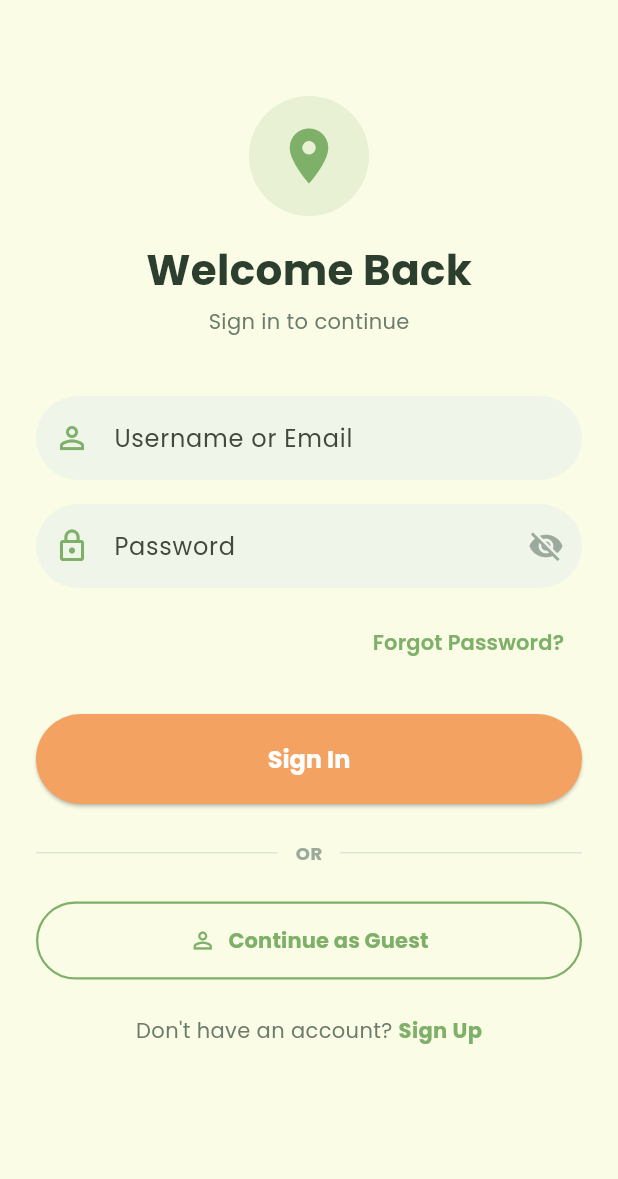
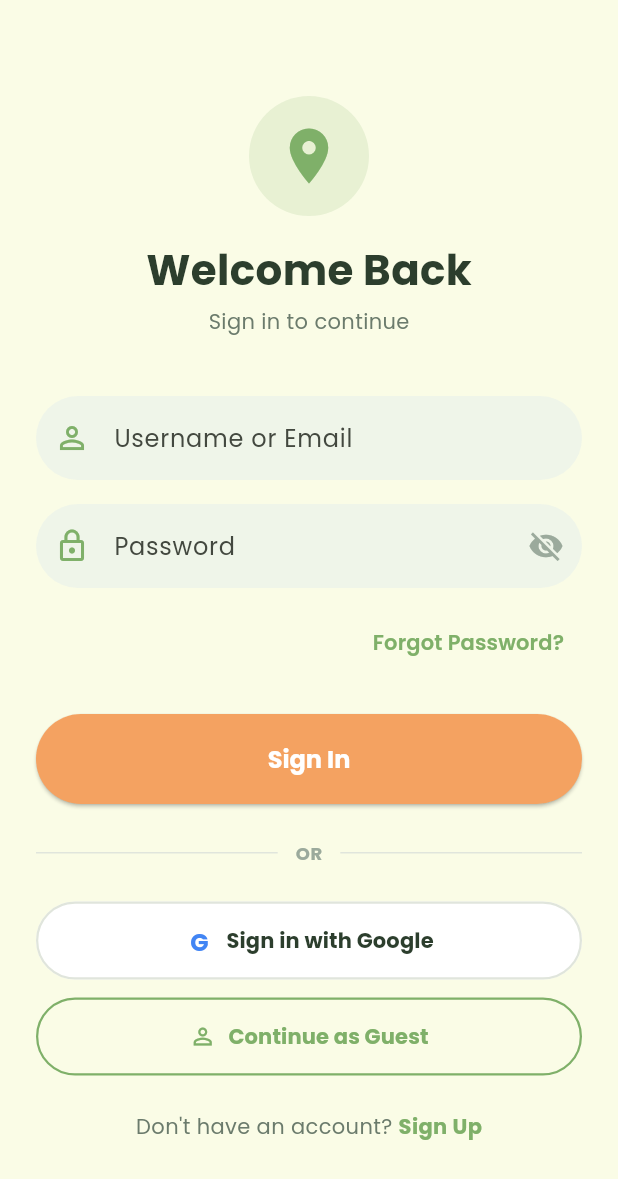
Before and after one commit to DeemaNemer/Smart-Campus-Navigator, a Flutter app: the screen it shows after launch, on a phone screen of 412 x 824 dp. Shown: the top 1179 px of the screen. Run offline on Flutter 3.47's test engine with Material 3 defaults, Android fonts, the light colour scheme and no system bars; our stand-ins replace dio, flutter_riverpod, go_router, google_fonts, google_sign_in, shared_preferences.

Commit message:
create login with google

```diff
--- a/lib/config/app_constants.dart
+++ b/lib/config/app_constants.dart
@@ -3,7 +3,6 @@ class AppConstants {
 
   // ⚠️ Replace with YOUR laptop's IP
   static const String baseUrl = 'http://192.168.1.107:8000';
-
   // University
   static const String universityName = 'Birzeit University';
   static const String buildingName = 'IT Building';
@@ -18,4 +17,5 @@ class AppConstants {
   // Storage keys (for SharedPreferences)
   static const String tokenKey = 'auth_token';
   static const String userKey = 'auth_user';
+  static const String googleWebClientId = '744973934182-2qfptgei76dr16krec5vv9pmvm4mlgt3.apps.googleusercontent.com';
 }
--- a/lib/screens/auth/login_screen.dart
+++ b/lib/screens/auth/login_screen.dart
@@ -38,7 +38,15 @@ class _LoginScreenState extends ConsumerState<LoginScreen> {
       context.go('/home');
     }
   }
+  Future<void> _handleGoogleLogin() async {
+    final success = await ref.read(authProvider.notifier).signInWithGoogle();
 
+    if (!mounted) return;
+
+    if (success) {
+      context.go('/home');
+    }
+  }
   @override
   Widget build(BuildContext context) {
     final authState = ref.watch(authProvider);
@@ -68,6 +76,8 @@ class _LoginScreenState extends ConsumerState<LoginScreen> {
                 const SizedBox(height: 24),
                 _buildDivider(),
                 const SizedBox(height: 24),
+                _buildGoogleButton(),
+                const SizedBox(height: 12),
                 _buildGuestButton(),
                 const SizedBox(height: 24),
                 _buildSignUpLink(),
@@ -242,7 +252,43 @@ class _LoginScreenState extends ConsumerState<LoginScreen> {
       ],
     );
   }
-
+Widget _buildGoogleButton() {
+    return OutlinedButton.icon(
+      onPressed: _handleGoogleLogin,
+      icon: Container(
+        width: 20,
+        height: 20,
+        decoration: const BoxDecoration(
+          shape: BoxShape.circle,
+        ),
+        child: const Center(
+          child: Text(
+            'G',
+            style: TextStyle(
+              color: Color(0xFF4285F4),
+              fontWeight: FontWeight.bold,
+              fontSize: 16,
+            ),
+          ),
+        ),
+      ),
+      label: const Text(
+        'Sign in with Google',
+        style: TextStyle(
+          color: AppColors.textPrimary,
+          fontWeight: FontWeight.bold,
+        ),
+      ),
+      style: OutlinedButton.styleFrom(
+        padding: const EdgeInsets.symmetric(vertical: 16),
+        side: const BorderSide(color: AppColors.border, width: 1.5),
+        shape: RoundedRectangleBorder(
+          borderRadius: BorderRadius.circular(30),
+        ),
+        backgroundColor: AppColors.white,
+      ),
+    );
+  }
   Widget _buildGuestButton() {
     return OutlinedButton.icon(
       onPressed: () {
--- a/pubspec.yaml
+++ b/pubspec.yaml
@@ -7,6 +7,7 @@ environment:
   sdk: ^3.5.0
 
 dependencies:
+  google_sign_in: ^6.2.2
   flutter:
     sdk: flutter
   cupertino_icons: ^1.0.8
```
Also changed, not shown: lib/providers/auth_provider.dart (+29 -0 lines), lib/services/auth_service.dart (+60 -3 lines), pubspec.lock, 1 other file.
